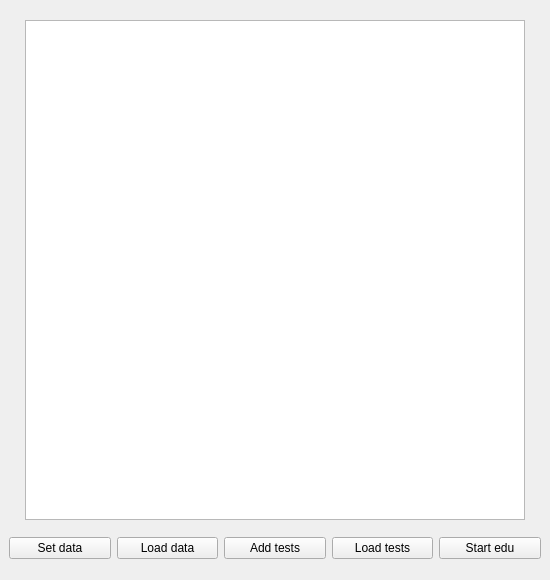
Before: the Qt Designer form src/view/maze_qt_view/maze_main_win.ui in ArturDV-main/Perfect-Maze-Generator-CPP, drawn with Qt 5.
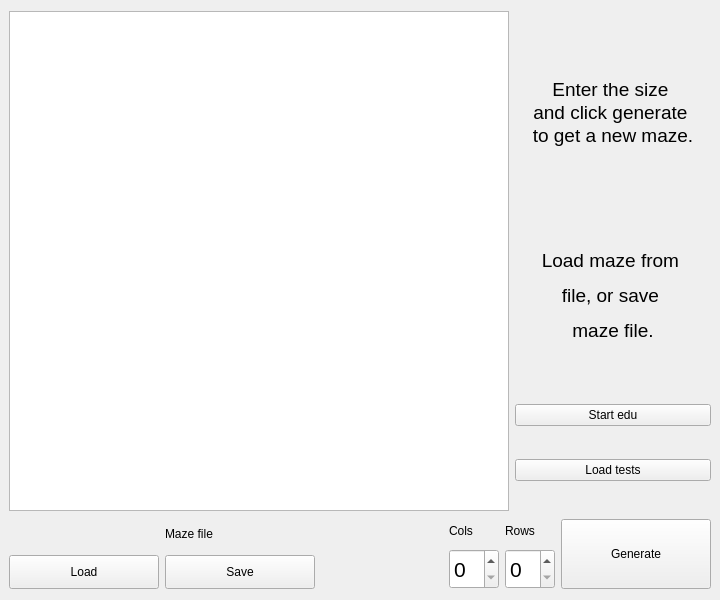
After: the same form once the commit is applied.

```diff
--- a/src/view/maze_qt_view/maze_main_win.ui
+++ b/src/view/maze_qt_view/maze_main_win.ui
@@ -6,20 +6,20 @@
    <rect>
     <x>0</x>
     <y>0</y>
-    <width>550</width>
-    <height>580</height>
+    <width>720</width>
+    <height>600</height>
    </rect>
   </property>
   <property name="minimumSize">
    <size>
-    <width>550</width>
-    <height>580</height>
+    <width>720</width>
+    <height>600</height>
    </size>
   </property>
   <property name="maximumSize">
    <size>
-    <width>600</width>
-    <height>600</height>
+    <width>720</width>
+    <height>650</height>
    </size>
   </property>
   <property name="windowTitle">
@@ -45,57 +45,215 @@
         </property>
        </widget>
       </item>
+      <item>
+       <layout class="QVBoxLayout" name="verticalLayout">
+        <item>
+         <widget class="QLabel" name="label">
+          <property name="minimumSize">
+           <size>
+            <width>150</width>
+            <height>120</height>
+           </size>
+          </property>
+          <property name="maximumSize">
+           <size>
+            <width>200</width>
+            <height>150</height>
+           </size>
+          </property>
+          <property name="text">
+           <string>&lt;!DOCTYPE HTML PUBLIC &quot;-//W3C//DTD HTML 4.0//EN&quot; &quot;http://www.w3.org/TR/REC-html40/strict.dtd&quot;&gt;
+&lt;html&gt;&lt;head&gt;&lt;meta name=&quot;qrichtext&quot; content=&quot;1&quot; /&gt;&lt;style type=&quot;text/css&quot;&gt;
+p, li { white-space: pre-wrap; }
+&lt;/style&gt;&lt;/head&gt;&lt;body style=&quot; font-family:'Sans Serif'; font-size:9pt; font-weight:400; font-style:normal;&quot;&gt;
+&lt;p align=&quot;center&quot; style=&quot; margin-top:0px; margin-bottom:0px; margin-left:0px; margin-right:0px; -qt-block-indent:0; text-indent:0px;&quot;&gt;&lt;span style=&quot; font-size:14pt;&quot;&gt;Enter the size &lt;/span&gt;&lt;/p&gt;
+&lt;p align=&quot;center&quot; style=&quot; margin-top:0px; margin-bottom:0px; margin-left:0px; margin-right:0px; -qt-block-indent:0; text-indent:0px;&quot;&gt;&lt;span style=&quot; font-size:14pt;&quot;&gt;and click generate &lt;/span&gt;&lt;/p&gt;
+&lt;p align=&quot;center&quot; style=&quot; margin-top:0px; margin-bottom:0px; margin-left:0px; margin-right:0px; -qt-block-indent:0; text-indent:0px;&quot;&gt;&lt;span style=&quot; font-size:14pt;&quot;&gt;to get a new maze.&lt;/span&gt;&lt;/p&gt;&lt;/body&gt;&lt;/html&gt;</string>
+          </property>
+          <property name="scaledContents">
+           <bool>true</bool>
+          </property>
+         </widget>
+        </item>
+        <item>
+         <widget class="QLabel" name="label_2">
+          <property name="minimumSize">
+           <size>
+            <width>120</width>
+            <height>120</height>
+           </size>
+          </property>
+          <property name="maximumSize">
+           <size>
+            <width>200</width>
+            <height>150</height>
+           </size>
+          </property>
+          <property name="text">
+           <string>&lt;html&gt;&lt;head/&gt;&lt;body&gt;&lt;p align=&quot;center&quot;&gt;&lt;span style=&quot; font-size:14pt;&quot;&gt;Load maze from &lt;/span&gt;&lt;/p&gt;&lt;p align=&quot;center&quot;&gt;&lt;span style=&quot; font-size:14pt;&quot;&gt;file, or save &lt;/span&gt;&lt;/p&gt;&lt;p align=&quot;center&quot;&gt;&lt;span style=&quot; font-size:14pt;&quot;&gt;maze file.&lt;/span&gt;&lt;/p&gt;&lt;/body&gt;&lt;/html&gt;</string>
+          </property>
+         </widget>
+        </item>
+        <item>
+         <widget class="QPushButton" name="button5_start_edu">
+          <property name="text">
+           <string>Start edu</string>
+          </property>
+          <property name="checkable">
+           <bool>true</bool>
+          </property>
+         </widget>
+        </item>
+        <item>
+         <widget class="QPushButton" name="button4_load_tests">
+          <property name="text">
+           <string>Load tests</string>
+          </property>
+          <property name="checkable">
+           <bool>true</bool>
+          </property>
+         </widget>
+        </item>
+       </layout>
+      </item>
      </layout>
     </item>
     <item>
      <layout class="QHBoxLayout" name="horizontalLayout">
       <item>
-       <widget class="QPushButton" name="button1_set_data">
-        <property name="text">
-         <string>Set data</string>
-        </property>
-        <property name="checkable">
-         <bool>true</bool>
-        </property>
-        <property name="flat">
-         <bool>false</bool>
-        </property>
-       </widget>
+       <layout class="QGridLayout" name="gridLayout_2">
+        <item row="1" column="2">
+         <widget class="QLabel" name="label_6">
+          <property name="minimumSize">
+           <size>
+            <width>300</width>
+            <height>20</height>
+           </size>
+          </property>
+          <property name="maximumSize">
+           <size>
+            <width>120</width>
+            <height>30</height>
+           </size>
+          </property>
+          <property name="text">
+           <string>Maze file</string>
+          </property>
+         </widget>
+        </item>
+        <item row="5" column="0">
+         <widget class="QPushButton" name="button1_set_data">
+          <property name="minimumSize">
+           <size>
+            <width>150</width>
+            <height>30</height>
+           </size>
+          </property>
+          <property name="maximumSize">
+           <size>
+            <width>120</width>
+            <height>50</height>
+           </size>
+          </property>
+          <property name="text">
+           <string>Load</string>
+          </property>
+          <property name="checkable">
+           <bool>true</bool>
+          </property>
+          <property name="flat">
+           <bool>false</bool>
+          </property>
+         </widget>
+        </item>
+        <item row="5" column="2">
+         <widget class="QPushButton" name="button2_load_data">
+          <property name="minimumSize">
+           <size>
+            <width>150</width>
+            <height>30</height>
+           </size>
+          </property>
+          <property name="maximumSize">
+           <size>
+            <width>150</width>
+            <height>50</height>
+           </size>
+          </property>
+          <property name="text">
+           <string>Save</string>
+          </property>
+          <property name="checkable">
+           <bool>true</bool>
+          </property>
+         </widget>
+        </item>
+       </layout>
       </item>
       <item>
-       <widget class="QPushButton" name="button2_load_data">
-        <property name="text">
-         <string>Load data</string>
-        </property>
-        <property name="checkable">
-         <bool>true</bool>
-        </property>
-       </widget>
+       <layout class="QGridLayout" name="gridLayout">
+        <item row="0" column="1">
+         <widget class="QLabel" name="label_5">
+          <property name="text">
+           <string>Cols</string>
+          </property>
+         </widget>
+        </item>
+        <item row="0" column="3">
+         <widget class="QLabel" name="label_4">
+          <property name="text">
+           <string>Rows</string>
+          </property>
+         </widget>
+        </item>
+        <item row="1" column="1">
+         <widget class="QSpinBox" name="spinBox">
+          <property name="minimumSize">
+           <size>
+            <width>50</width>
+            <height>40</height>
+           </size>
+          </property>
+          <property name="font">
+           <font>
+            <pointsize>16</pointsize>
+           </font>
+          </property>
+         </widget>
+        </item>
+        <item row="1" column="3">
+         <widget class="QSpinBox" name="spinBox_2">
+          <property name="minimumSize">
+           <size>
+            <width>50</width>
+            <height>40</height>
+           </size>
+          </property>
+          <property name="font">
+           <font>
+            <pointsize>16</pointsize>
+           </font>
+          </property>
+         </widget>
+        </item>
+       </layout>
       </item>
       <item>
        <widget class="QPushButton" name="button3_add_tests">
-        <property name="text">
-         <string>Add tests</string>
+        <property name="minimumSize">
+         <size>
+          <width>150</width>
+          <height>40</height>
+         </size>
         </property>
-        <property name="checkable">
-         <bool>true</bool>
+        <property name="maximumSize">
+         <size>
+          <width>200</width>
+          <height>70</height>
+         </size>
         </property>
-       </widget>
-      </item>
-      <item>
-       <widget class="QPushButton" name="button4_load_tests">
         <property name="text">
-         <string>Load tests</string>
-        </property>
-        <property name="checkable">
-         <bool>true</bool>
-        </property>
-       </widget>
-      </item>
-      <item>
-       <widget class="QPushButton" name="button5_start_edu">
-        <property name="text">
-         <string>Start edu</string>
+         <string>Generate</string>
         </property>
         <property name="checkable">
          <bool>true</bool>
```
Left out of the diff: 2 changed lines with no effect on the pictures.
